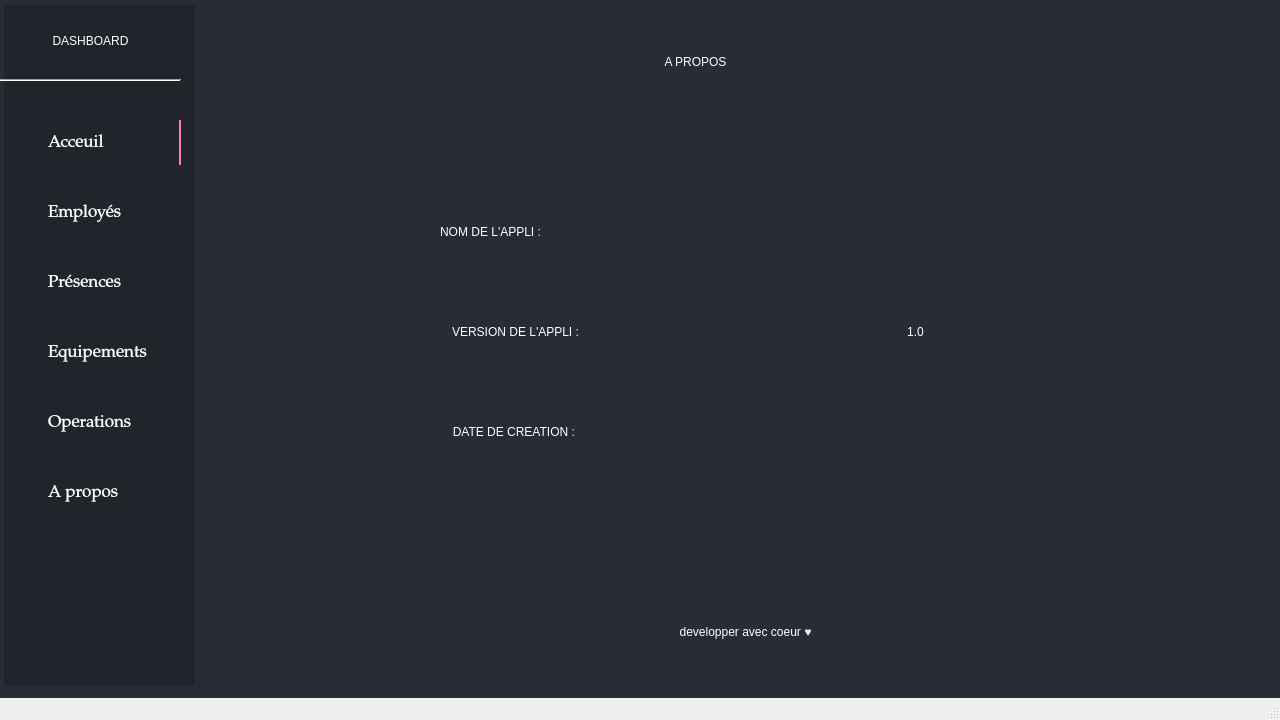
First picture: the form in design/main.ui, repository Sminth/gest_stock_py, before the edit.
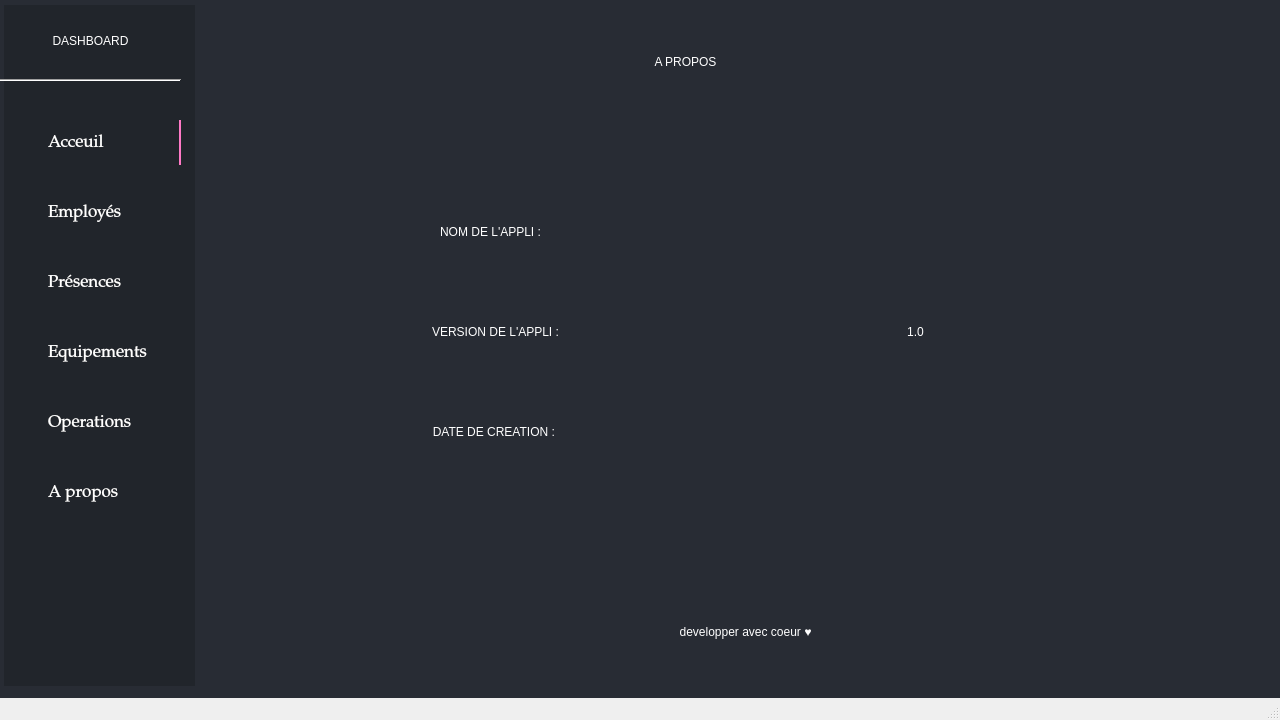
Second picture: the form after the edit. The open tabs and pages were chosen to show the change. Icons and pictures are not drawn.

```diff
--- a/design/main.ui
+++ b/design/main.ui
@@ -1906,7 +1906,7 @@
      <widget class="QLabel" name="label_37">
       <property name="geometry">
        <rect>
-        <x>420</x>
+        <x>410</x>
         <y>40</y>
         <width>171</width>
         <height>41</height>
@@ -1914,6 +1914,7 @@
       </property>
       <property name="styleSheet">
        <string notr="true">color: rgb(255, 255, 255);
+background:none;
 
 font: 75 16pt &quot;Palatino Linotype&quot;;</string>
       </property>
@@ -1948,7 +1949,7 @@
      <widget class="QLabel" name="label_45">
       <property name="geometry">
        <rect>
-        <x>160</x>
+        <x>140</x>
         <y>310</y>
         <width>331</width>
         <height>41</height>
@@ -1956,7 +1957,7 @@
       </property>
       <property name="styleSheet">
        <string notr="true">color: rgb(255, 255, 255);
-
+background:none;
 font: 75 16pt &quot;Palatino Linotype&quot;;</string>
       </property>
       <property name="text">
@@ -1969,7 +1970,7 @@
      <widget class="QLabel" name="label_46">
       <property name="geometry">
        <rect>
-        <x>160</x>
+        <x>140</x>
         <y>410</y>
         <width>331</width>
         <height>41</height>
@@ -1977,7 +1978,7 @@
       </property>
       <property name="styleSheet">
        <string notr="true">color: rgb(255, 255, 255);
-
+background:none;
 font: 75 16pt &quot;Palatino Linotype&quot;;</string>
       </property>
       <property name="text">
```
Left out of the diff: 35 changed lines with no effect on the pictures.
